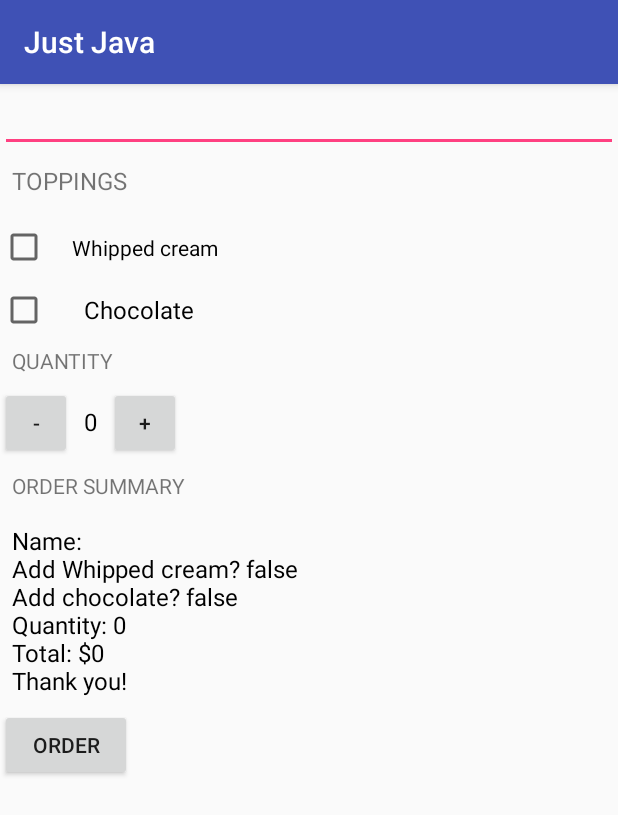
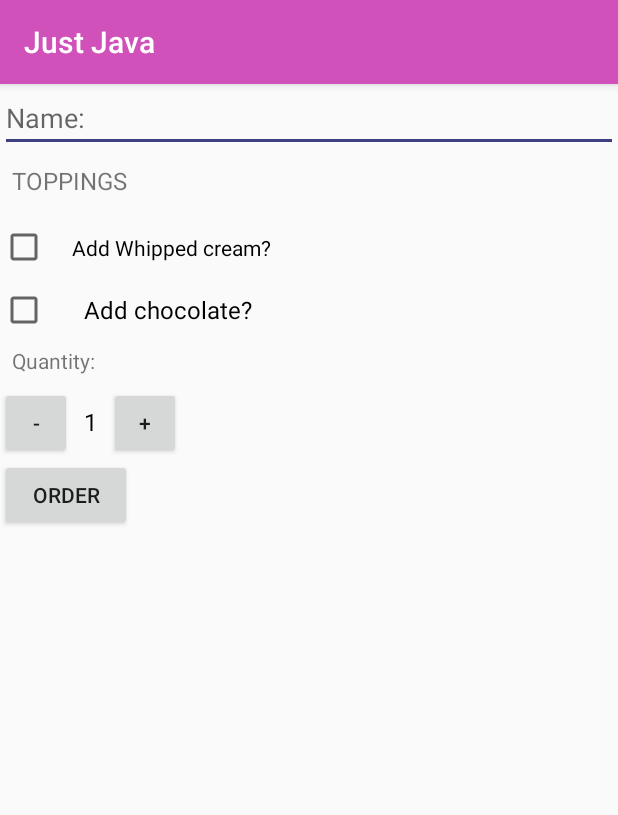
Before and after one commit to ryanstrong2/JustJava, an Android app: the screen it shows after launch (MainActivity), after a tap on "ORDER", on a phone screen of 412 x 824 dp. Shown: the top 815 px of the screen. Run offline under Robolectric (Android 15) with nearby library versions, the phone set to English and light mode, and no system bars.

Commit message:
course instruction completed

```diff
--- a/app/src/main/java/org/ryanstrong/justjava/MainActivity.java
+++ b/app/src/main/java/org/ryanstrong/justjava/MainActivity.java
@@ -1,25 +1,29 @@
 package org.ryanstrong.justjava;
 
 
+import android.content.Intent;
+import android.net.Uri;
 import android.os.Bundle;
 import android.support.v7.app.AppCompatActivity;
 import android.view.View;
 import android.widget.CheckBox;
 import android.widget.EditText;
 import android.widget.TextView;
+import android.widget.Toast;
+
+import java.text.NumberFormat;
 
 /**
  * This app displays an order form to order coffee.
  */
 public class MainActivity extends AppCompatActivity {
-    int quantity = 0;
-    int price = calculatePrice();
+    int quantity = 1;
+    int basePrice = 5;
     @Override
     protected void onCreate(Bundle savedInstanceState) {
         super.onCreate(savedInstanceState);
         setContentView(R.layout.activity_main);
     }
-
     /**
      * This method is called when the order button is clicked.
      */
@@ -28,53 +32,59 @@ public class MainActivity extends AppCompatActivity {
         boolean hasWhippedCream = checkBox.isChecked();
         CheckBox chocCheckBox =(CheckBox) findViewById(R.id.choc);
         boolean hasChocolate = chocCheckBox.isChecked();
-        int price = calculatePrice();
+        int price = calculatePrice(basePrice, hasWhippedCream,hasChocolate);
         String name = setNameView();
-        displayMessage(createOrderSummary(price, hasWhippedCream, hasChocolate, name));
-
-
-        }
+        String displayMessage =(createOrderSummary(price, hasWhippedCream, hasChocolate, name));
+        Intent intent = new Intent(Intent.ACTION_SENDTO);
+        intent.setData(Uri.parse("mailto:")); // only email apps should handle this
+        intent.putExtra(Intent.EXTRA_SUBJECT, "Just java order for " + name);
+        intent.putExtra(Intent.EXTRA_TEXT, displayMessage);
+        if (intent.resolveActivity(getPackageManager()) != null) {
+            startActivity(intent);
+        }}
     private String createOrderSummary(int price, boolean hasWhippedCream, boolean hasChocolate, String name){
-
-        return "Name: " + name + "\nAdd Whipped cream? " + hasWhippedCream + "\nAdd chocolate? "
-                + hasChocolate +
-                "\nQuantity: " + quantity + "\nTotal: $" + price + "\nThank you!";
+        return getString(R.string.order_name) + name + "\n" + getString(R.string.whipped) + " " + hasWhippedCream + "\n"
+               + getString(R.string.chocolate) + " " + hasChocolate +
+                "\n" + getString(R.string.quantity) + quantity + "\n" + getString(R.string.order_summary_price,
+                NumberFormat.getCurrencyInstance().format(price))
+                + "\n" + getString(R.string.thanks);
     }
     /**
      * Calculates the total price of the order.
      *
      * quantity is the number of cups of coffee ordered
      */
-    private int calculatePrice() {
-        return quantity * 5;
+    private int calculatePrice(int basePrice, boolean hasWhippedCream, boolean hasChocolate) {
+        if (hasWhippedCream){
+            basePrice += 1;
+        }
+        if(hasChocolate){
+            basePrice += 2;
+        }
+        return quantity * basePrice;
             }
     public void increment(View view ){
+        if(quantity==100){
+            Toast.makeText(this, "You can't  have more than 100 coffees", Toast.LENGTH_SHORT).show();
+            return;
+        }
         quantity ++;
-        displayQuantity (quantity);
+        displayQuantity(quantity);
     }
     public void decrement(View view){
-        quantity -= 1;
-        displayQuantity (quantity);
+        if(quantity==1){
+            Toast.makeText(this, "You can't  have less than 1 coffee", Toast.LENGTH_SHORT).show();
+            return;}
+        quantity --;
+        displayQuantity(quantity);
     }
-    /**
-     * This method displays the given quantity value on the screen.
-     */
-    private void displayQuantity(int numb) {
+    private void displayQuantity(int numb){
         TextView quantityTextView = (TextView) findViewById(R.id.quantity_text_view);
         quantityTextView.setText("" + numb);
     }
-        /**
-     * This method displays the given text on the screen.
-     */
-    private void displayMessage(String message) {
-        TextView orderSummaryTextView = (TextView) findViewById(R.id.order_sum);
-        orderSummaryTextView.setText(message);
-    }
     private String setNameView(){
-        EditText editText = (EditText) findViewById(R.id.name);
+        EditText editText = (EditText) findViewById(R.id.name_field);
         String name = editText.getText().toString();
-//        return editText;
         return name;
     }
-
 }
--- a/app/src/main/res/layout/activity_main.xml
+++ b/app/src/main/res/layout/activity_main.xml
@@ -5,30 +5,32 @@
     android:layout_height="match_parent">
 <LinearLayout xmlns:android="http://schemas.android.com/apk/res/android"
     android:layout_width="match_parent"
-    android:layout_height="match_parent"
+    android:layout_height="wrap_content"
     android:gravity="top"
     android:orientation="vertical"
     tools:context="org.ryanstrong.justjava.MainActivity">
     <EditText
-        android:id="@+id/name"
+        android:id="@+id/name_field"
         android:layout_width="match_parent"
         android:layout_height="wrap_content"
-        android:inputType="text"/>
+        android:hint="@string/order_name"
+        android:inputType="textCapWords"/>
     <TextView
-    android:layout_width="wrap_content"
-    android:layout_height="wrap_content"
-    android:textSize="16sp"
-    android:padding="8dp"
-    android:text="Toppings"
-    android:textAllCaps="true" />
+        android:layout_width="wrap_content"
+        android:layout_height="wrap_content"
+        android:textSize="16sp"
+        android:padding="8dp"
+        android:text="@string/toppings"
+        android:textAllCaps="true" />
     <CheckBox
         android:id="@+id/whip"
         android:layout_width="wrap_content"
         android:layout_height="wrap_content"
         android:shadowColor="@color/colorPrimary"
         android:padding="16dp"
+        android:layout_marginEnd="8sp"
         android:layout_marginRight="8sp"
-        android:text="Whipped cream"
+        android:text="@string/whipped"
         />
 
     <CheckBox
@@ -38,14 +40,13 @@
         android:paddingLeft="24dp"
         android:shadowColor="@color/colorPrimary"
         android:textSize="16sp"
-        android:text="Chocolate"
+        android:text="@string/chocolate"
         />
     <TextView
         android:layout_width="wrap_content"
         android:layout_height="wrap_content"
         android:padding="8dp"
-        android:text="Quantity"
-        android:textAllCaps="true" />
+        android:text="@string/quantity" />
 
     <LinearLayout
         android:layout_width="match_parent"
@@ -64,7 +65,7 @@
             android:layout_width="wrap_content"
             android:layout_height="wrap_content"
             android:padding="8dp"
-            android:text="0"
+            android:text="@string/order_summary_quantity"
             android:textColor="@android:color/black"
             android:textSize="16sp" />
         <Button
@@ -76,22 +77,6 @@
 
     </LinearLayout>
 
-    <TextView
-        android:layout_width="wrap_content"
-        android:layout_height="wrap_content"
-        android:padding="8dp"
-        android:text="Order Summary"
-        android:textAllCaps="true" />
-
-    <TextView
-        android:id="@+id/order_sum"
-        android:layout_width="wrap_content"
-        android:layout_height="wrap_content"
-        android:padding="8dp"
-        android:text="0"
-        android:textColor="@android:color/black"
-        android:textSize="16sp" />
-
     <Button
         android:layout_width="wrap_content"
         android:layout_height="wrap_content"
--- a/app/src/main/res/values/colors.xml
+++ b/app/src/main/res/values/colors.xml
@@ -1,6 +1,6 @@
 <?xml version="1.0" encoding="utf-8"?>
 <resources>
-    <color name="colorPrimary">#3F51B5</color>
-    <color name="colorPrimaryDark">#303F9F</color>
-    <color name="colorAccent">#FF4081</color>
+    <color name="colorPrimary">#CF51B9</color>
+    <color name="colorPrimaryDark">#A03F99</color>
+    <color name="colorAccent">#3F4081</color>
 </resources>
--- a/app/src/main/res/values/strings.xml
+++ b/app/src/main/res/values/strings.xml
@@ -1,3 +1,23 @@
-<resources>
-    <string name="app_name">Just Java</string>
+<resources xmlns:xliff="urn:oasis:names:tc:xliff:document:1.2">
+    <string name="app_name" translatable="false">Just Java</string>
+    <!--Header test for toppings-->
+    <string name="toppings">Toppings</string>
+    <!--Thank you message for the order summary-->
+    <string name="thanks">Thank you.</string>
+    <!--Name will be shown in the format "Name: Ryan" (user's name)[Char limit=None]-->
+    <string name="order_name">Name: <xliff:g id="name" example="Ryan"></xliff:g> </string>
+    <!--Quantity changes as incremented or decremented-->
+    <!--<string name="quantity">1 </string>-->
+    <!--Add Whipped Cream-->
+    <string name="whipped">Add Whipped cream? <xliff:g id="addWhipped" ></xliff:g> </string>
+    <!--Chocolate-->
+    <string name="chocolate">Add chocolate? </string>
+    <!--Quantity text-->
+    <string name="quantity">Quantity: <xliff:g id="quantity"></xliff:g></string>
+    <!--Quantity in summary-->
+    <string name="order_summary_quantity">1 <xliff:g id="orderQuantity" example="2"></xliff:g></string>
+    <!--Total price for order summary-->
+    <string name="order_summary_price">Total: <xliff:g id="price" example="$10">%s</xliff:g></string>
+    <!--Order button-->
+    <!--<string name="submit">Order<xliff:g id="order" >%s</xliff:g></string>-->
 </resources>
```
Also changed, not shown: 1 other file.
